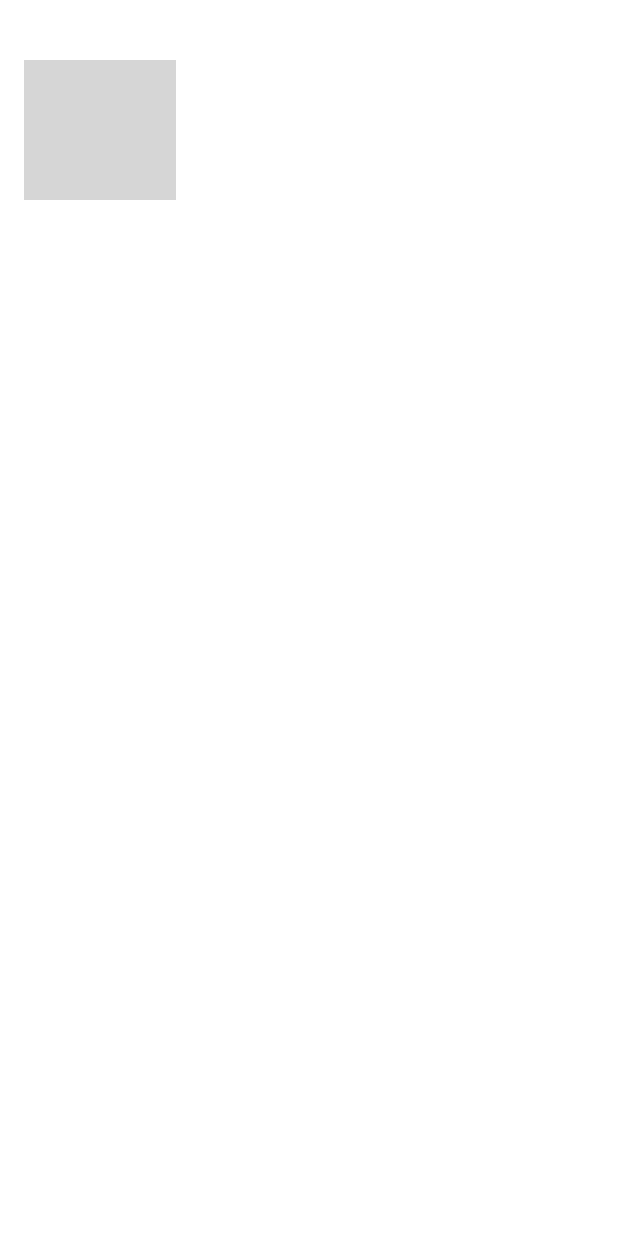
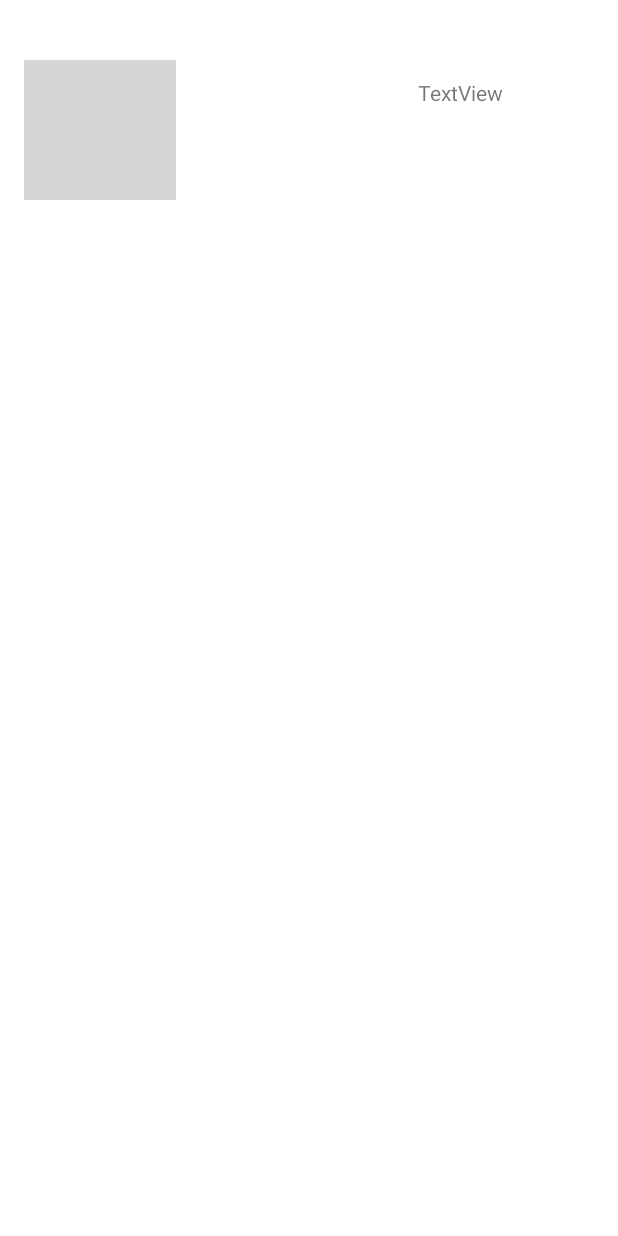
Before and after one commit to CarlosNavaR/CosmoNotes, an Android app: the layout activity_home.xml on its own in the app's theme, with its tools: preview values and no code run, on a phone screen of 412 x 824 dp. Run offline under Robolectric (Android 15) with nearby library versions, the phone set to English and light mode, and no system bars; Roboto replaces fonts that are not available here; grey boxes are pictures that could not be loaded.

Commit message:
update weather api, setText(Weather)

```diff
--- a/app/src/main/res/layout/activity_home.xml
+++ b/app/src/main/res/layout/activity_home.xml
@@ -11,11 +11,22 @@
         android:layout_width="101dp"
         android:layout_height="93dp"
         android:layout_marginTop="40dp"
+        android:contentDescription="@string/profilePictureText"
         app:layout_constraintEnd_toEndOf="parent"
         app:layout_constraintHorizontal_bias="0.051"
         app:layout_constraintStart_toStartOf="parent"
         app:layout_constraintTop_toTopOf="parent"
-        tools:srcCompat="@tools:sample/avatars"
-        android:contentDescription="@string/profilePictureText" />
+        tools:srcCompat="@tools:sample/avatars" />
+
+    <TextView
+        android:id="@+id/textviewWeather"
+        android:layout_width="wrap_content"
+        android:layout_height="wrap_content"
+        android:layout_marginTop="52dp"
+        android:text="TextView"
+        app:layout_constraintEnd_toEndOf="parent"
+        app:layout_constraintHorizontal_bias="0.677"
+        app:layout_constraintStart_toEndOf="@+id/imageView"
+        app:layout_constraintTop_toTopOf="parent" />
 
 </androidx.constraintlayout.widget.ConstraintLayout>
```
Also changed, not shown: app/src/main/java/com/example/cosmonotes/homeActivity.java (+23 -1 lines).
